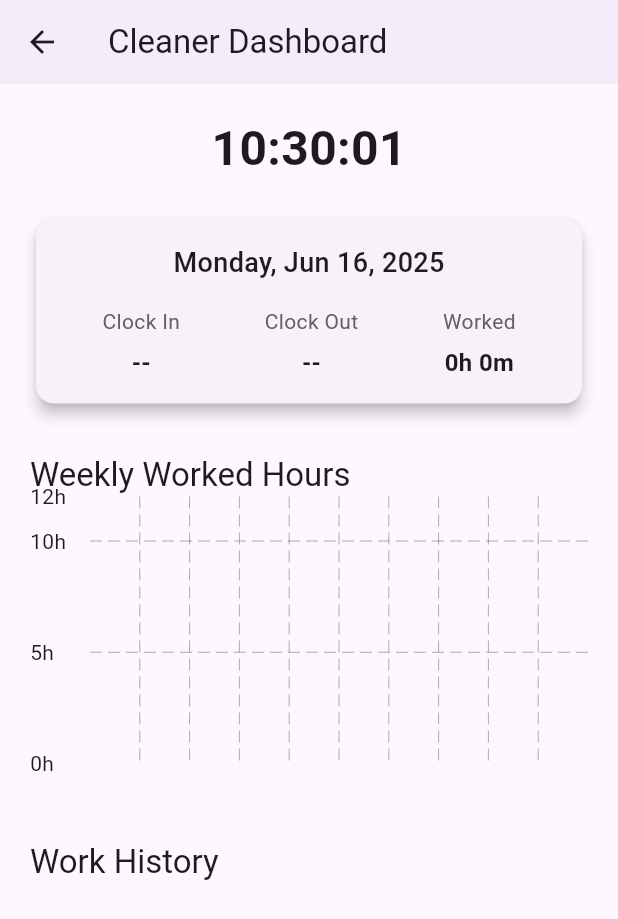
After one commit to SenuriKaveesha39/Cleaning_app, a Flutter app: the CleanerDashboard screen opened directly, on a phone screen of 412 x 824 dp. The commit adds this screen. Shown: the top 919 px of the screen. Run offline on Flutter 3.47's test engine with Material 3 defaults, Android fonts, the phone set to English and light mode, and no system bars; drawn by our look-alikes of fl_chart; our stand-ins replace shared_preferences; accounts and stored records are empty; network calls fail.

Commit message:
Clock history

```diff
--- a/cleaning_app_ui/lib/main.dart
+++ b/cleaning_app_ui/lib/main.dart
@@ -1,4 +1,5 @@
 import 'package:flutter/material.dart';
+import 'screens/clock_history_screen.dart';
 import 'screens/login_screen.dart';
 import 'screens/admin_dashboard.dart';
 import 'screens/cleaner_tracker.dart';
@@ -7,8 +8,9 @@ void main() {
   runApp(MaterialApp(
     home: LoginScreen(),
     routes: {
-      '/adminDashboard': (context) => AdminDashboard(token: ''), // default fallback
+      '/adminDashboard': (context) => AdminDashboard(token: ''),
       '/cleanerTracker': (context) => CleanerTimeTracker(),
+      '/clockHistory': (context) => ClockHistoryScreen(),
     },
   ));
 }
--- /dev/null
+++ b/cleaning_app_ui/lib/screens/cleaner_dashboard.dart
@@ -0,0 +1,277 @@
+import 'dart:async';
+import 'package:flutter/material.dart';
+import 'package:intl/intl.dart';
+import 'package:fl_chart/fl_chart.dart';
+import '../services/api_services.dart';
+
+class CleanerDashboard extends StatefulWidget {
+  @override
+  _CleanerDashboardState createState() => _CleanerDashboardState();
+}
+
+class _CleanerDashboardState extends State<CleanerDashboard> {
+  String currentTime = '';
+  Timer? _timer;
+
+  bool isClockedIn = false;
+  String? clockIn;
+  String? clockOut;
+  String workedDuration = '0h 0m';
+
+  List<Map<String, dynamic>> pastWeekData = [];
+  List<Map<String, dynamic>> clockHistory = [];
+
+  @override
+  void initState() {
+    super.initState();
+    _startClock();
+    _fetchTodayStatus();
+    _fetchWeeklySummary();
+  }
+
+  void _startClock() {
+    _updateCurrentTime();
+    _timer = Timer.periodic(Duration(seconds: 1), (_) => _updateCurrentTime());
+  }
+
+  void _updateCurrentTime() {
+    final now = DateTime.now();
+    setState(() {
+      currentTime = DateFormat('HH:mm:ss').format(now);
+    });
+  }
+
+  Future<void> _fetchTodayStatus() async {
+    final status = await ApiService.getTodayClockStatus();
+    final inTime = status['clockIn'] != null ? DateTime.parse(status['clockIn']).toLocal() : null;
+    final outTime = status['clockOut'] != null ? DateTime.parse(status['clockOut']).toLocal() : null;
+
+    Duration duration = Duration.zero;
+    if (inTime != null && outTime != null) {
+      duration = outTime.difference(inTime);
+    }
+
+    setState(() {
+      isClockedIn = inTime != null && outTime == null;
+      clockIn = inTime != null ? DateFormat('HH:mm').format(inTime) : '--';
+      clockOut = outTime != null ? DateFormat('HH:mm').format(outTime) : '--';
+      workedDuration = '${duration.inHours}h ${duration.inMinutes % 60}m';
+    });
+  }
+
+  Future<void> _fetchWeeklySummary() async {
+    final history = await ApiService.getClockHistory();
+    final now = DateTime.now();
+
+    // Sort history for display (newest first)
+    history.sort((a, b) => b['date'].compareTo(a['date']));
+
+    // Weekly chart data
+    final last7Days = List.generate(7, (i) => now.subtract(Duration(days: i)));
+    final data = last7Days.map((day) {
+      final formattedDate = DateFormat('yyyy-MM-dd').format(day);
+      final dayData = history.firstWhere(
+        (e) => e['date'] == formattedDate,
+        orElse: () => {},
+      );
+
+      final inTime = dayData['clockIn'] != null ? DateTime.parse(dayData['clockIn']).toLocal() : null;
+      final outTime = dayData['clockOut'] != null ? DateTime.parse(dayData['clockOut']).toLocal() : null;
+      final worked = (inTime != null && outTime != null)
+          ? outTime.difference(inTime).inMinutes / 60
+          : 0.0;
+
+      return {
+        'label': DateFormat('E').format(day),
+        'hours': worked,
+      };
+    }).toList().reversed.toList();
+
+    setState(() {
+      clockHistory = history;
+      pastWeekData = data;
+    });
+  }
+
+  @override
+  void dispose() {
+    _timer?.cancel();
+    super.dispose();
+  }
+
+  Widget _buildChart() {
+    return BarChart(
+      BarChartData(
+        alignment: BarChartAlignment.spaceAround,
+        maxY: 12,
+        barTouchData: BarTouchData(enabled: false),
+        titlesData: FlTitlesData(
+          leftTitles: AxisTitles(
+            sideTitles: SideTitles(
+              showTitles: true,
+              getTitlesWidget: (value, meta) => Text('${value.toInt()}h'),
+              reservedSize: 40,
+            ),
+          ),
+          bottomTitles: AxisTitles(
+            sideTitles: SideTitles(
+              showTitles: true,
+              getTitlesWidget: (value, meta) {
+                final index = value.toInt();
+                return (index < pastWeekData.length)
+                    ? Text(pastWeekData[index]['label'])
+                    : const Text('');
+              },
+            ),
+          ),
+          rightTitles: AxisTitles(sideTitles: SideTitles(showTitles: false)),
+          topTitles: AxisTitles(sideTitles: SideTitles(showTitles: false)),
+        ),
+        borderData: FlBorderData(show: false),
+        barGroups: pastWeekData
+            .asMap()
+            .map((i, d) => MapEntry(
+                i,
+                BarChartGroupData(
+                  x: i,
+                  barRods: [
+                    BarChartRodData(
+                      toY: d['hours'],
+                      color: Colors.blueAccent,
+                      width: 16,
+                      borderRadius: BorderRadius.circular(4),
+                    )
+                  ],
+                )))
+            .values
+            .toList(),
+      ),
+    );
+  }
+
+
+  Widget _buildHistoryList() {
+    return ListView.builder(
+      shrinkWrap: true,
+      physics: NeverScrollableScrollPhysics(),
+      itemCount: clockHistory.length,
+      itemBuilder: (context, index) => _historyListItem(clockHistory[index]),
+    );
+  }
+
+  Widget _historyListItem(Map<String, dynamic> entry) {
+    final date = DateTime.parse(entry['date']);
+    final clockInTime = entry['clockIn'] != null
+        ? DateFormat.Hm().format(DateTime.parse(entry['clockIn']).toLocal())
+        : '--';
+
+    final clockOutTime = entry['clockOut'] != null
+        ? DateFormat.Hm().format(DateTime.parse(entry['clockOut']).toLocal())
+        : '--';
+
+    Duration duration = Duration.zero;
+    if (entry['clockIn'] != null && entry['clockOut'] != null) {
+      final start = DateTime.parse(entry['clockIn']);
+      final end = DateTime.parse(entry['clockOut']);
+      duration = end.difference(start);
+    }
+
+    return Card(
+      margin: EdgeInsets.symmetric(vertical: 8),
+      child: ListTile(
+        title: Text(
+          DateFormat.yMMMd().format(date),
+          style: TextStyle(fontWeight: FontWeight.w500),
+        ),
+        subtitle: Padding(
+          padding: const EdgeInsets.symmetric(vertical: 8),
+          child: Column(
+            crossAxisAlignment: CrossAxisAlignment.start,
+            children: [
+              Row(
+                mainAxisAlignment: MainAxisAlignment.spaceBetween,
+                children: [
+                  Text('Clock In: $clockInTime',
+                      style: TextStyle(color: Colors.green[700])),
+                  Text('Clock Out: $clockOutTime',
+                      style: TextStyle(color: Colors.red[700])),
+                ],
+              ),
+              SizedBox(height: 6),
+              Text('Duration: ${duration.inHours}h ${duration.inMinutes.remainder(60)}m',
+                  style: TextStyle(color: Colors.blueGrey[700])),
+            ],
+          ),
+        ),
+      ),
+    );
+  }
+
+  Widget _infoBox(String title, String value) {
+    return Column(
+      children: [
+        Text(title, style: TextStyle(fontSize: 14, color: Colors.grey[700])),
+        SizedBox(height: 6),
+        Text(value, style: TextStyle(fontSize: 16, fontWeight: FontWeight.bold)),
+      ],
+    );
+  }
+
+  @override
+  Widget build(BuildContext context) {
+    return Scaffold(
+      appBar: AppBar(
+        title: Text('Cleaner Dashboard'),
+        elevation: 2,
+      ),
+      body: SingleChildScrollView(
+        child: Padding(
+          padding: const EdgeInsets.all(20),
+          child: Column(
+            crossAxisAlignment: CrossAxisAlignment.start,
+            children: [
+              Center(
+                child: Text(currentTime,
+                    style: TextStyle(fontSize: 32, fontWeight: FontWeight.bold)),
+              ),
+              SizedBox(height: 20),
+              Card(
+                elevation: 4,
+                shape: RoundedRectangleBorder(
+                  borderRadius: BorderRadius.circular(12),
+                ),
+                child: Padding(
+                  padding: const EdgeInsets.all(16),
+                  child: Column(
+                    children: [
+                      Text(DateFormat('EEEE, MMM d, yyyy').format(DateTime.now()),
+                          style: TextStyle(fontSize: 18, fontWeight: FontWeight.w500)),
+                      SizedBox(height: 16),
+                      Row(
+                        mainAxisAlignment: MainAxisAlignment.spaceAround,
+                        children: [
+                          _infoBox('Clock In', clockIn ?? '--'),
+                          _infoBox('Clock Out', clockOut ?? '--'),
+                          _infoBox('Worked', workedDuration),
+                        ],
+                      ),
+                    ],
+                  ),
+                ),
+              ),
+              SizedBox(height: 30),
+              Text('Weekly Worked Hours',
+                  style: Theme.of(context).textTheme.titleLarge),
+              SizedBox(height: 200, child: _buildChart()),
+              SizedBox(height: 30),
+              Text('Work History',
+                  style: Theme.of(context).textTheme.titleLarge),
+              SizedBox(height: 10),
+              _buildHistoryList(),
+            ],
+          ),
+        ),
+      ),
+    );
+  }
+}
--- a/cleaning_app_ui/lib/services/api_services.dart
+++ b/cleaning_app_ui/lib/services/api_services.dart
@@ -1,6 +1,7 @@
 import 'dart:convert';
 import 'package:http/http.dart' as http;
 import 'package:shared_preferences/shared_preferences.dart';
+
 
 class ApiService {
   static const String baseUrl = 'http://localhost:5000/api/auth';
@@ -53,10 +54,80 @@ class ApiService {
   );
 
   if (response.statusCode == 200) {
-      return jsonDecode(response.body);
+    final data = jsonDecode(response.body);
+    // Always return a sessions array for consistency
+    return {
+      'date': data['date'],
+      'sessions': (data['sessions'] as List<dynamic>?)?.map((s) => {
+        'clockIn': s['clockIn'],
+        'clockOut': s['clockOut'],
+      }).toList() ?? [],
+    };
   }
-    return {'clockIn': null, 'clockOut': null};
+  // Return empty sessions array if error
+  return {'date': null, 'sessions': []};
 }
 
 
+ static Future<List<Map<String, dynamic>>> getClockHistory() async {
+  final prefs = await SharedPreferences.getInstance();
+  final token = prefs.getString('token');
+
+  if (token == null) throw Exception('Auth token not found');
+
+  // For Android emulator use: http://10.0.2.2:5000
+  // For web/chrome use: http://localhost:5000
+  final uri = Uri.parse('http://localhost:5000/api/cleaner/clock-history');
+
+  final response = await http.get(
+    uri,
+    headers: {
+      'Authorization': 'Bearer $token',
+      'Content-Type': 'application/json',
+    },
+  );
+
+  if (response.statusCode == 200) {
+    final List<dynamic> data = json.decode(response.body);
+
+    print('Raw API response: ${response.body}');  // Debug raw response
+
+    return data.map((e) => {
+      'date': e['date'],
+      'sessions': (e['sessions'] as List<dynamic>?)
+          ?.map((s) => {
+            'clockIn': s['clockIn'],
+            'clockOut': s['clockOut']
+          })
+          .toList() ?? [],
+    }).toList();
+  } else {
+    print('Failed to load clock history: ${response.statusCode} ${response.body}');
+    throw Exception('Failed to load clock history');
   }
+}
+
+
+
+
+//   static Future<List<Map<String, dynamic>>> getClockHistoryForAdmin() async {
+//     final prefs = await SharedPreferences.getInstance();
+//     final token = prefs.getString('token');
+//     final response = await http.get(
+//       Uri.parse('$baseUrl/clock/history'),
+//       headers: {
+//         'Authorization': 'Bearer $token',
+//       },
+//     );
+
+//     if (response.statusCode == 200) {
+//       List data = jsonDecode(response.body);
+//       return data.map((e) => Map<String, dynamic>.from(e)).toList();
+//     } else {
+//       throw Exception("Failed to fetch clock history");
+//     }
+// }
+
+
+
+}
```
Also changed, not shown: cleaning_app_ui/lib/screens/cleaner_tracker.dart (+162 -29 lines), cleaning_app_ui/lib/screens/clock_history_screen.dart (added, +100 -0 lines), 4 other files. Lines whose indentation alone changed are shown as unchanged.
